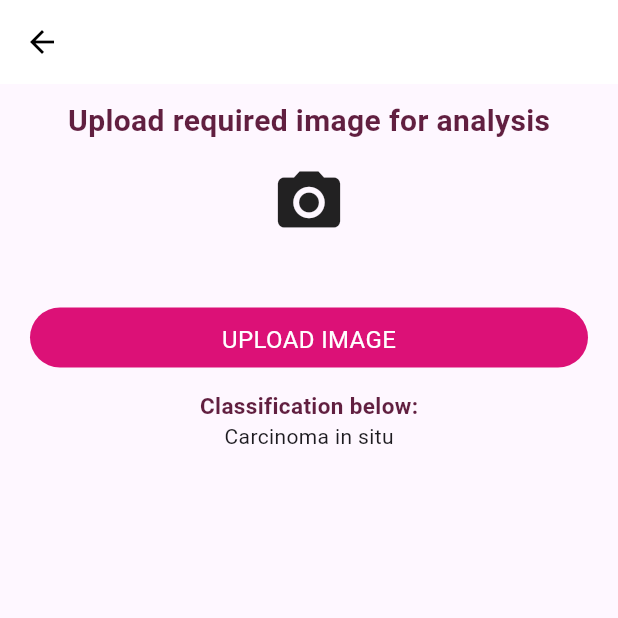
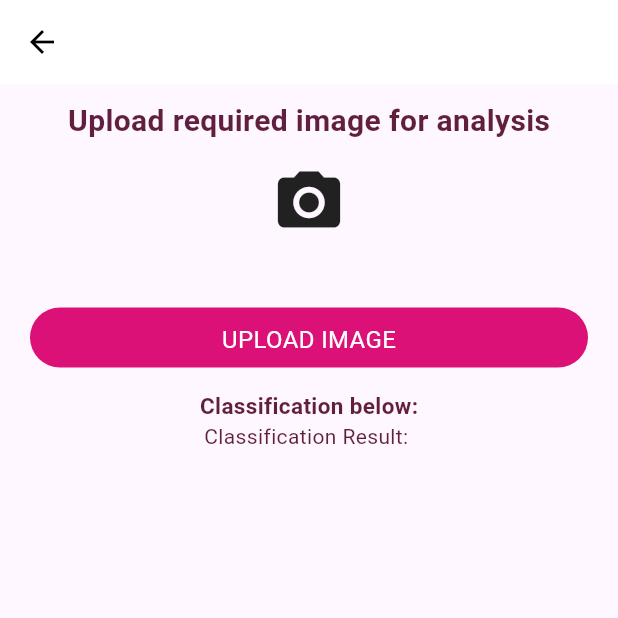
Before and after one commit to EssyLydia/Breast-cancer-subtype-classification-system, a Flutter app: the LogIn screen opened directly, after a tap on "LOG IN", on a phone screen of 412 x 824 dp, the top half of it. Run offline on Flutter 3.47's test engine with Material 3 defaults, Android fonts, the phone set to English and light mode, and no system bars; our stand-ins replace get, image_picker; missing offline and left inert: tflite_flutter.

Commit message:
another update

```diff
--- a/lib/Controller/diagnosisController.dart
+++ b/lib/Controller/diagnosisController.dart
@@ -1,8 +1,27 @@
+import 'package:cancer_app/Views/diagnosis.dart';
 import 'package:get/get.dart';
 import 'package:image_picker/image_picker.dart';
+import 'package:tflite_flutter/tflite_flutter.dart' as tfl;
+import 'dart:io';
+import 'dart:typed_data';
+import 'package:image/image.dart' as img;
 
 class DiagnosisController extends GetxController {
   var selectedPath = ''.obs;
+
+  late tfl.Interpreter _interpreter;
+
+  @override
+  void onInit() {
+    super.onInit();
+    loadModel();
+  }
+
+  loadModel() async {
+    _interpreter = await tfl.Interpreter.fromAsset('assets/saved_model.tflite');
+  }
+
+
 
   Future pickImage(ImageSource source) async {
     final imagePath = await ImagePicker().pickImage(source: source);
@@ -10,6 +29,60 @@ class DiagnosisController extends GetxController {
       Get.snackbar('Error', 'No image');
     } else {
       selectedPath.value = imagePath.path;
+      classifyImage();
     }
   }
+
+  Future<void> classifyImage() async {
+     if (_interpreter == null || selectedPath.value.isEmpty) return;
+
+    // Preprocess the image
+    var input = await preprocessImage(selectedPath.value);
+
+    // Make prediction
+    var output = List.generate(1, (index) => List.generate(2, (index) => 0.0)); // Assuming two classes (benign and malignant)
+    _interpreter.run(input, output);
+
+     // Get the prediction result
+    double benignProbability = output[0][0];
+    double malignantProbability = output[0][1];
+
+    // Determine the predicted class based on probabilities
+    String predictedClass = benignProbability > malignantProbability ? 'Benign' : 'Malignant';
+
+    // Forward the result to the Diagnosis page
+    Get.to(() => Diagnosis(result: predictedClass));
+
+
+  }
+
+    Future<Float32List> preprocessImage(String imagePath) async {
+    // Load and preprocess the image for the model
+    File imageFile = File(imagePath);
+    Uint8List imageBytes = await imageFile.readAsBytes();
+
+    // Resize the image to the model's input size
+    var resizedImageBytes = resizeImage(imageBytes, 224, 224);
+
+    // Normalize pixel values to the range [0, 1]
+    var normalizedImageBytes = Float32List.fromList(resizedImageBytes.map((e) => e / 255.0).toList());
+
+    return normalizedImageBytes;
+  }
+
+
+   List<int> resizeImage(Uint8List imageBytes, int targetWidth, int targetHeight) {
+    //Resize the image using the image package
+    img.Image? image = img.decodeImage(imageBytes);
+
+    // Resize the image to the target size
+    img.Image resizedImage = img.copyResize(image!, width: targetWidth, height: targetHeight);
+
+    // Convert the resized image to bytes
+    List<int> resizedImageBytes = img.encodePng(resizedImage);
+
+    return resizedImageBytes;
+
+   }
+
 }
--- a/lib/Views/diagnosis.dart
+++ b/lib/Views/diagnosis.dart
@@ -7,11 +7,15 @@ import 'package:get/get.dart';
 import 'package:image_picker/image_picker.dart';
 
 class Diagnosis extends StatelessWidget {
-  const Diagnosis({super.key});
+   final String result;
+   const Diagnosis({Key? key, required this.result}) : super(key: key);
+  // const Diagnosis({super.key});
 
   @override
   Widget build(BuildContext context) {
     final controller = Get.put(DiagnosisController());
+    String displayText = 'Classification Result: $result';
+
     return Scaffold(
       appBar: AppBar(
           backgroundColor: Colors.white,
@@ -132,9 +136,15 @@ class Diagnosis extends StatelessWidget {
                       color: Color.fromRGBO(97, 31, 64, 20)),
                 ),
                 const Text(
-                  'Carcinoma in situ',
-                  style: TextStyle(fontSize: 14),
+                  displayText,
+                  style: TextStyle(
+                    fontSize: 14,
+                    color: Color.fromRGBO(97, 31, 64, 20)
+                    ),
                 )
+
+
+
               ],
             ),
           ],
--- a/lib/Views/login.dart
+++ b/lib/Views/login.dart
@@ -110,7 +110,7 @@ class LogIn extends StatelessWidget {
               ),
               InkWell(
                 onTap: () {
-                  Get.to(() => const Diagnosis());
+                  Get.to(() => const Diagnosis(result: '',));
                 },
                 child: Container(
                   width: 500,
--- a/lib/main.dart
+++ b/lib/main.dart
@@ -1,6 +1,7 @@
 import "package:cancer_app/Views/home.dart";
 import "package:flutter/material.dart";
 import "package:get/get.dart";
+import 'dart:ui';
 
 void main() {
   runApp(const MyApp());
--- a/pubspec.yaml
+++ b/pubspec.yaml
@@ -30,6 +30,9 @@ environment:
 dependencies:
   flutter:
     sdk: flutter
+  tflite:
+  image:
+
 
 
   # The following adds the Cupertino Icons font to your application.
@@ -37,10 +40,12 @@ dependencies:
   cupertino_icons: ^1.0.2
   get: ^4.6.5
   image_picker: ^1.0.1
+  tflite_flutter: ^0.10.4
 
 dev_dependencies:
   flutter_test:
     sdk: flutter
+
 
   # The "flutter_lints" package below contains a set of recommended lints to
   # encourage good coding practices. The lint set provided by the package is
```
Also changed, not shown: pubspec.lock, 3 other files.
